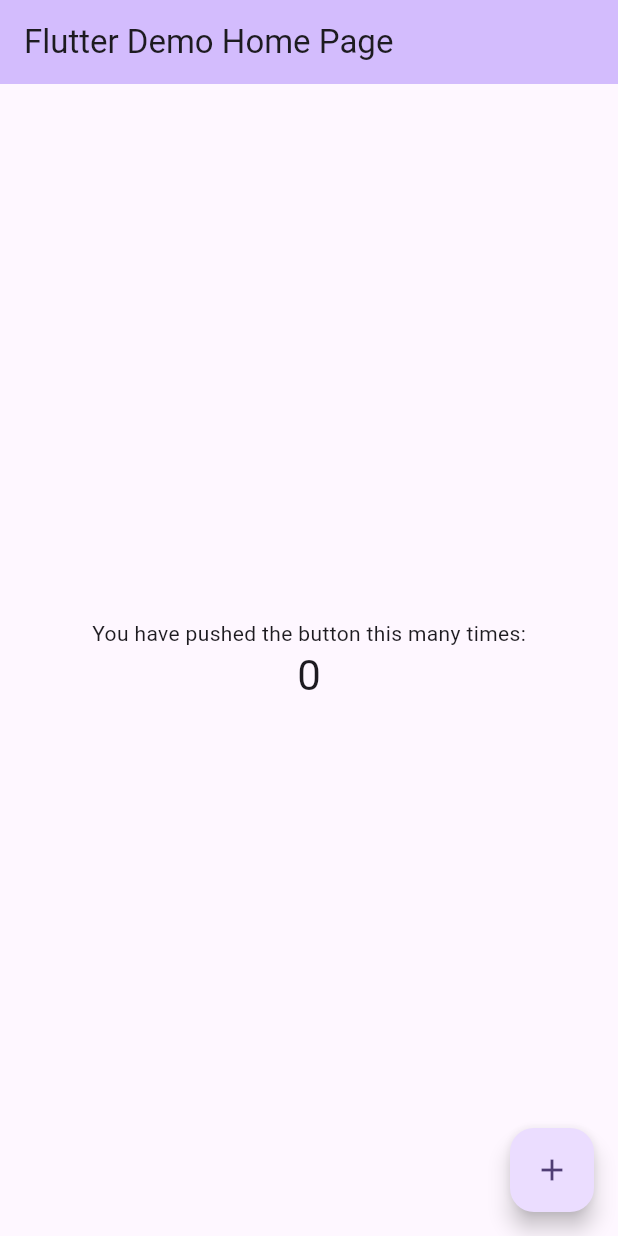
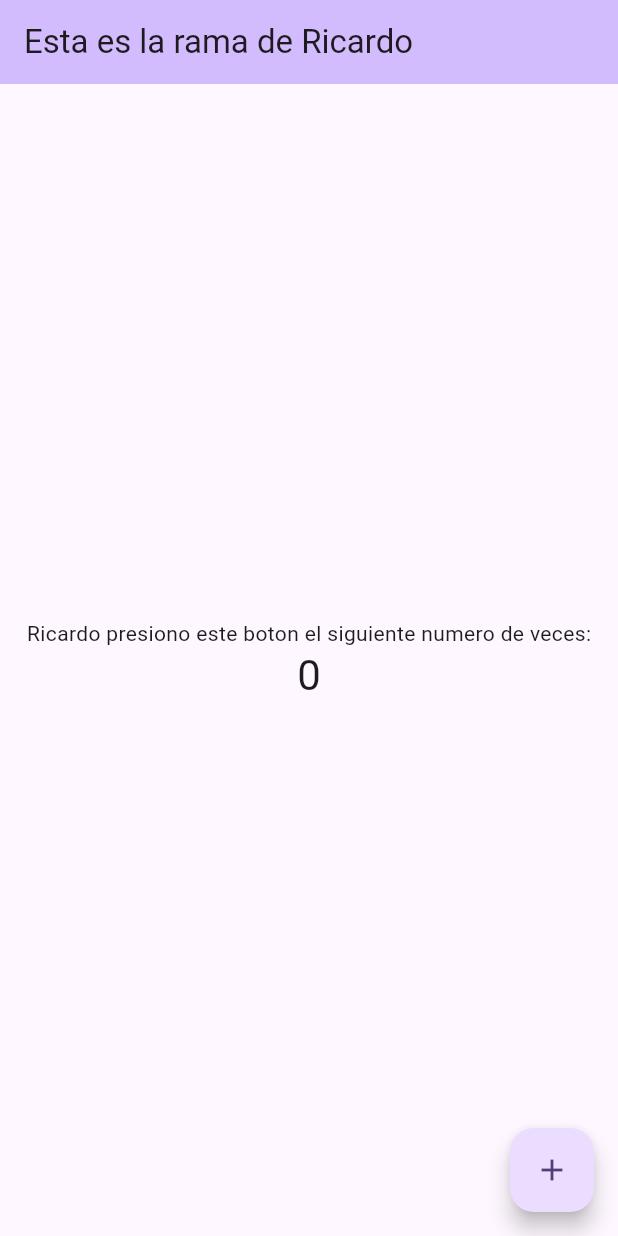
Before and after one commit to RisuSanguinium/cinexionHN, a Flutter app: the screen it shows after launch, on a phone screen of 412 x 824 dp. Run offline on Flutter 3.47's test engine with Material 3 defaults, Android fonts, the phone set to English and light mode, and no system bars.

Commit message:
primer commit de prueba

```diff
--- a/lib/main.dart
+++ b/lib/main.dart
@@ -31,7 +31,7 @@
         colorScheme: ColorScheme.fromSeed(seedColor: Colors.deepPurple),
         useMaterial3: true,
       ),
-      home: const MyHomePage(title: 'Flutter Demo Home Page'),
+      home: const MyHomePage(title: 'Esta es la rama de Ricardo'),
     );
   }
 }
@@ -106,7 +106,7 @@
           mainAxisAlignment: MainAxisAlignment.center,
           children: <Widget>[
             const Text(
-              'You have pushed the button this many times:',
+              'Ricardo presiono este boton el siguiente numero de veces:',
             ),
             Text(
               '$_counter',
```
